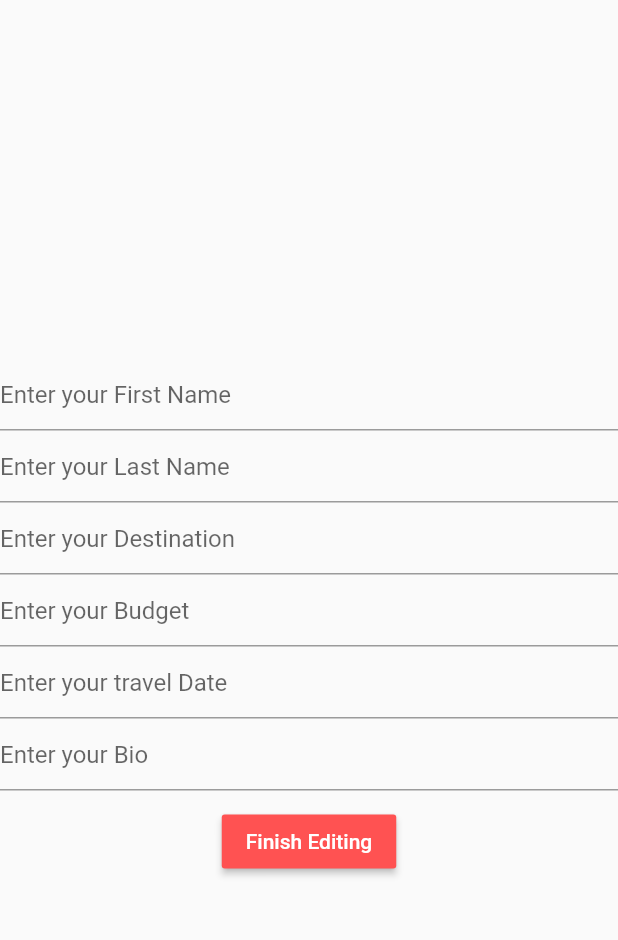
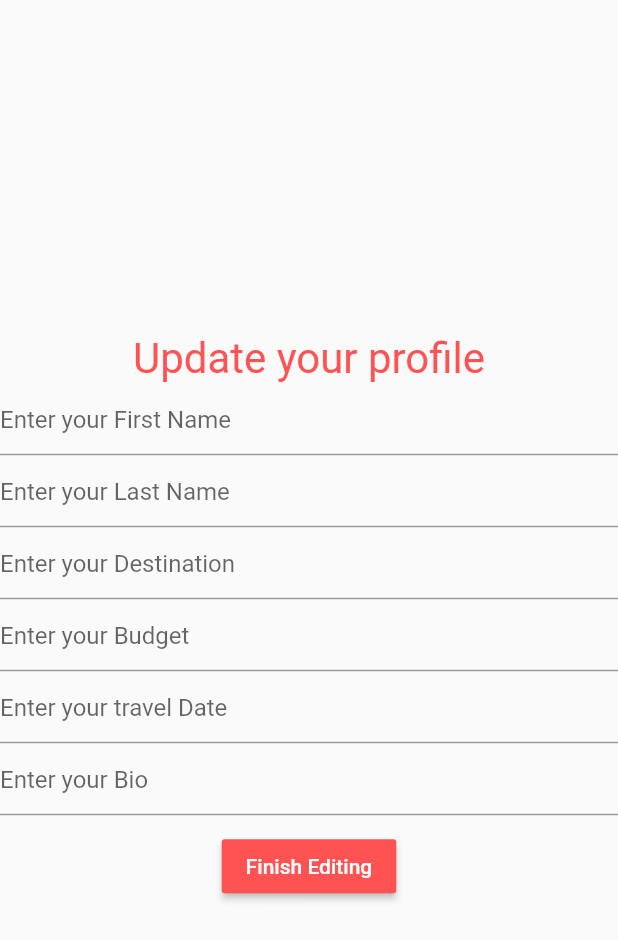
Before and after one commit to NathanStern/TogetherTrek, a Flutter app: the EditProfilePage screen opened directly, on a phone screen of 412 x 824 dp. Shown: the top 940 px of the screen. Run offline on Flutter 3.47's test engine with Material 2 defaults, Android fonts, the phone set to English and light mode, and no system bars; our stand-ins replace jwt_decoder, package_info, shared_preferences; missing offline and left inert: dart:html, dart:js; accounts and stored records are empty; network calls fail.

Commit message:
stylistic update to edit profile page

```diff
--- a/mobile_frontend/together_trek/lib/views/EditProfilePage.dart
+++ b/mobile_frontend/together_trek/lib/views/EditProfilePage.dart
@@ -16,6 +16,13 @@ class EditProfilePage extends StatelessWidget {
         child: Column(
           mainAxisAlignment: MainAxisAlignment.center,
           children: <Widget>[
+            Text(
+              "Update your profile",
+              style: TextStyle(
+                        color: Colors.redAccent,
+                        fontStyle: FontStyle.normal,
+                        fontSize: 28.0),
+            ),
             TextFormField(
               decoration: const InputDecoration(
                 hintText: 'Enter your First Name',),
```
